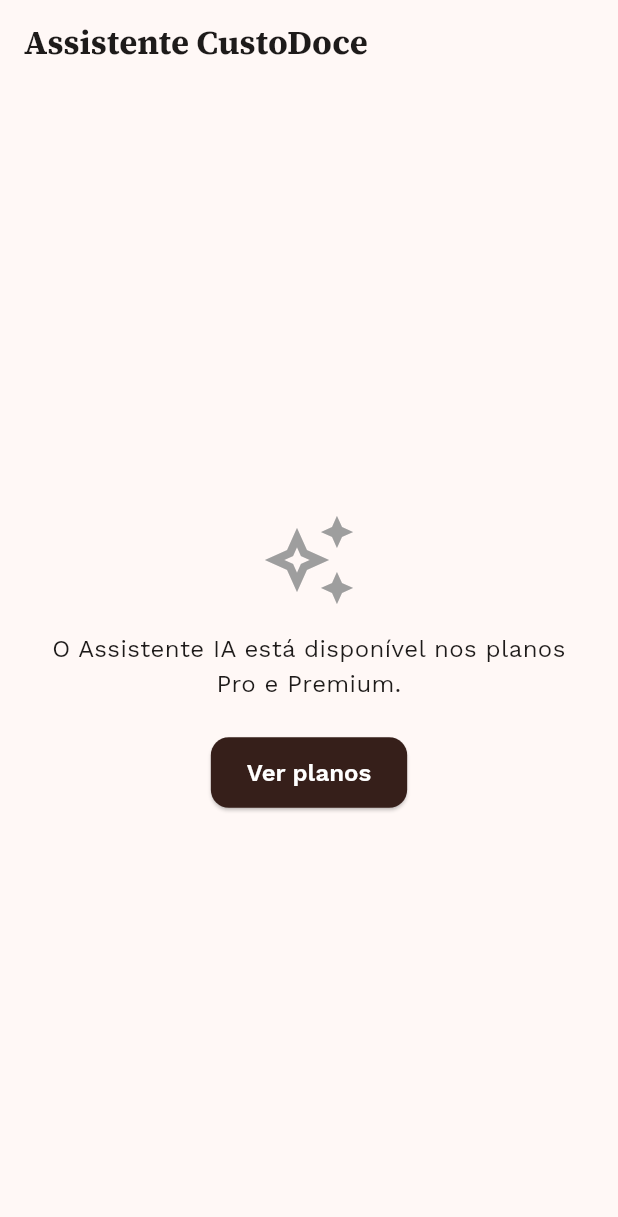
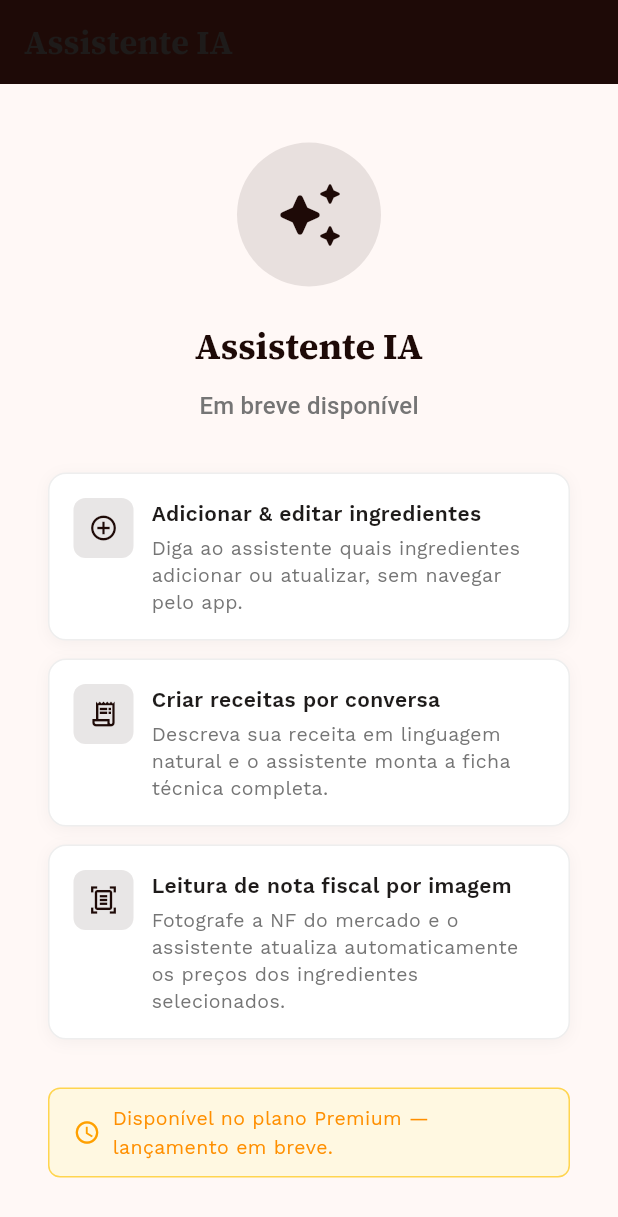
Before and after one commit to WellingtonPereiraLuiz/CustoDoce, a Flutter app: the AiChatScreen screen opened by its route, on a phone screen of 412 x 824 dp. Shown: the top 1217 px of the screen. Run offline on Flutter 3.47's test engine with Material 3 defaults, Android fonts, the phone set to English and light mode, and no system bars; our stand-ins replace firebase_auth, firebase_core, flutter_riverpod, go_router, google_fonts, google_generative_ai and 10 more; missing offline and left inert: purchases_flutter, purchases_ui_flutter; accounts and stored records are empty.

Commit message:
fix(ui): apply layout constraints, pick image fix, pdf categories, placeholder ai chat

```diff
--- a/lib/presentation/screens/ai_chat/ai_chat_screen.dart
+++ b/lib/presentation/screens/ai_chat/ai_chat_screen.dart
@@ -1,202 +1,165 @@
-import 'dart:convert';
-import 'dart:io';
+import 'package:flutter/material.dart';
+import 'package:custo_doce/core/theme/app_theme.dart';
 
-import 'package:flutter/material.dart';
-import 'package:flutter_riverpod/flutter_riverpod.dart';
-import 'package:go_router/go_router.dart';
-import 'package:image_picker/image_picker.dart';
-
-import 'package:custo_doce/core/providers/subscription_provider.dart';
-import 'package:custo_doce/core/models/subscription_plan.dart';
-import 'package:custo_doce/core/services/ai_service.dart';
-
-class _ChatMessage {
-  final String text;
-  final bool isUser;
-  final String? imageBase64;
-  final DateTime timestamp;
-
-  _ChatMessage({
-    required this.text,
-    required this.isUser,
-    this.imageBase64,
-    required this.timestamp,
-  });
-}
-
-class AiChatScreen extends ConsumerStatefulWidget {
+class AiChatScreen extends StatelessWidget {
   const AiChatScreen({super.key});
 
   @override
-  ConsumerState<AiChatScreen> createState() => _AiChatScreenState();
-}
-
-class _AiChatScreenState extends ConsumerState<AiChatScreen> {
-  final List<_ChatMessage> _messages = [];
-  final _controller = TextEditingController();
-  bool _isLoading = false;
-
-  Widget _buildUpgradeBanner() => Scaffold(
-        appBar: AppBar(title: const Text('Assistente CustoDoce')),
-        body: Center(
+  Widget build(BuildContext context) {
+    return Scaffold(
+      appBar: AppBar(
+        title: const Text('Assistente IA'),
+        backgroundColor: AppTheme.primaryColor,
+        foregroundColor: Colors.white,
+      ),
+      body: Center(
+        child: ConstrainedBox(
+          constraints: const BoxConstraints(maxWidth: 600),
           child: Padding(
             padding: const EdgeInsets.all(32),
             child: Column(
               mainAxisAlignment: MainAxisAlignment.center,
               children: [
-                const Icon(Icons.auto_awesome_outlined, size: 64, color: Colors.grey),
-                const SizedBox(height: 16),
-                const Text(
-                  'O Assistente IA está disponível nos planos Pro e Premium.',
-                  textAlign: TextAlign.center,
-                  style: TextStyle(fontSize: 16),
+                Container(
+                  width: 96,
+                  height: 96,
+                  decoration: BoxDecoration(
+                    color: AppTheme.primaryColor.withOpacity(0.1),
+                    shape: BoxShape.circle,
+                  ),
+                  child: const Icon(
+                    Icons.auto_awesome_rounded,
+                    size: 48,
+                    color: AppTheme.primaryColor,
+                  ),
                 ),
                 const SizedBox(height: 24),
-                ElevatedButton(
-                  onPressed: () => context.go('/paywall'),
-                  child: const Text('Ver planos'),
+                Text(
+                  'Assistente IA',
+                  style: Theme.of(context).textTheme.headlineSmall?.copyWith(
+                    fontWeight: FontWeight.bold,
+                    color: AppTheme.primaryColor,
+                  ),
+                ),
+                const SizedBox(height: 12),
+                Text(
+                  'Em breve disponível',
+                  style: Theme.of(context).textTheme.titleMedium?.copyWith(
+                    color: Colors.grey[600],
+                  ),
+                ),
+                const SizedBox(height: 32),
+                const _FeatureCard(
+                  icon: Icons.add_circle_outline,
+                  title: 'Adicionar & editar ingredientes',
+                  description: 'Diga ao assistente quais ingredientes adicionar ou atualizar, sem navegar pelo app.',
+                ),
+                const SizedBox(height: 12),
+                const _FeatureCard(
+                  icon: Icons.receipt_long_outlined,
+                  title: 'Criar receitas por conversa',
+                  description: 'Descreva sua receita em linguagem natural e o assistente monta a ficha técnica completa.',
+                ),
+                const SizedBox(height: 12),
+                const _FeatureCard(
+                  icon: Icons.document_scanner_outlined,
+                  title: 'Leitura de nota fiscal por imagem',
+                  description: 'Fotografe a NF do mercado e o assistente atualiza automaticamente os preços dos ingredientes selecionados.',
+                ),
+                const SizedBox(height: 32),
+                Container(
+                  padding: const EdgeInsets.symmetric(horizontal: 16, vertical: 10),
+                  decoration: BoxDecoration(
+                    color: Colors.amber[50],
+                    borderRadius: BorderRadius.circular(8),
+                    border: Border.all(color: Colors.amber[300]!),
+                  ),
+                  child: Row(
+                    children: [
+                      Icon(Icons.schedule, color: Colors.amber[700], size: 18),
+                      const SizedBox(width: 8),
+                      Expanded(
+                        child: Text(
+                          'Disponível no plano Premium — lançamento em breve.',
+                          style: TextStyle(
+                            fontSize: 13,
+                            color: Colors.amber[800],
+                          ),
+                        ),
+                      ),
+                    ],
+                  ),
                 ),
               ],
             ),
           ),
         ),
-      );
+      ),
+    );
+  }
+}
 
-  Future<void> _sendMessage([String? imageBase64]) async {
-    final text = _controller.text.trim();
-    if (text.isEmpty && imageBase64 == null) return;
+class _FeatureCard extends StatelessWidget {
+  final IconData icon;
+  final String title;
+  final String description;
 
-    _controller.clear();
-    setState(() {
-      _messages.add(_ChatMessage(
-        text: text.isEmpty ? '[imagem]' : text,
-        isUser: true,
-        imageBase64: imageBase64,
-        timestamp: DateTime.now(),
-      ));
-      _isLoading = true;
-    });
-
-    final ai = ref.read(aiServiceProvider);
-    final response = await ai.sendMessage(text, imageBase64: imageBase64);
-
-    if (mounted) {
-      setState(() {
-        _messages.add(_ChatMessage(
-          text: response,
-          isUser: false,
-          timestamp: DateTime.now(),
-        ));
-        _isLoading = false;
-      });
-    }
-  }
-
-  Future<void> _pickAndSendImage() async {
-    final limits = ref.read(currentPlanProvider);
-
-    if (!limits.hasInvoiceScan) {
-      ScaffoldMessenger.of(context).showSnackBar(
-        const SnackBar(content: Text('Análise de nota fiscal é exclusiva do plano Premium.')),
-      );
-      return;
-    }
-
-    final picker = ImagePicker();
-    final picked = await picker.pickImage(source: ImageSource.gallery, maxWidth: 800);
-    if (picked == null) return;
-
-    final bytes = await File(picked.path).readAsBytes();
-    final base64Img = base64Encode(bytes);
-    await _sendMessage(base64Img);
-  }
+  const _FeatureCard({
+    required this.icon,
+    required this.title,
+    required this.description,
+  });
 
   @override
   Widget build(BuildContext context) {
-    final limits = ref.watch(currentPlanProvider);
-
-    if (!limits.hasChatAi) return _buildUpgradeBanner();
-
-    return Scaffold(
-      appBar: AppBar(
-        title: const Text('Assistente CustoDoce'),
-        actions: const [
-          Icon(Icons.auto_awesome_rounded),
-          SizedBox(width: 16),
+    return Container(
+      padding: const EdgeInsets.all(16),
+      decoration: BoxDecoration(
+        color: Colors.white,
+        borderRadius: BorderRadius.circular(12),
+        border: Border.all(color: Colors.grey[200]!),
+        boxShadow: [
+          BoxShadow(
+            color: Colors.black.withOpacity(0.04),
+            blurRadius: 8,
+            offset: const Offset(0, 2),
+          ),
         ],
       ),
-      body: Column(
+      child: Row(
+        crossAxisAlignment: CrossAxisAlignment.start,
         children: [
+          Container(
+            width: 40,
+            height: 40,
+            decoration: BoxDecoration(
+              color: AppTheme.primaryColor.withOpacity(0.1),
+              borderRadius: BorderRadius.circular(8),
+            ),
+            child: Icon(icon, color: AppTheme.primaryColor, size: 20),
+          ),
+          const SizedBox(width: 12),
           Expanded(
-            child: ListView.builder(
-              padding: const EdgeInsets.all(16),
-              itemCount: _messages.length,
-              itemBuilder: (context, index) {
-                final msg = _messages[index];
-                return Align(
-                  alignment: msg.isUser ? Alignment.centerRight : Alignment.centerLeft,
-                  child: Container(
-                    margin: const EdgeInsets.symmetric(vertical: 4),
-                    padding: const EdgeInsets.all(12),
-                    constraints: BoxConstraints(maxWidth: MediaQuery.of(context).size.width * 0.75),
-                    decoration: BoxDecoration(
-                      color: msg.isUser
-                          ? Theme.of(context).colorScheme.primary
-                          : Theme.of(context).colorScheme.surfaceContainerHighest,
-                      borderRadius: BorderRadius.circular(16),
-                    ),
-                    child: Text(
-                      msg.text,
-                      style: TextStyle(
-                        color: msg.isUser ? Theme.of(context).colorScheme.onPrimary : null,
-                      ),
-                    ),
+            child: Column(
+              crossAxisAlignment: CrossAxisAlignment.start,
+              children: [
+                Text(
+                  title,
+                  style: const TextStyle(
+                    fontWeight: FontWeight.w600,
+                    fontSize: 14,
                   ),
-                );
-              },
-            ),
-          ),
-          if (_isLoading)
-            const Padding(
-              padding: EdgeInsets.all(8.0),
-              child: CircularProgressIndicator(),
-            ),
-          SafeArea(
-            child: Padding(
-              padding: const EdgeInsets.all(8.0),
-              child: Row(
-                children: [
-                  Expanded(
-                    child: TextField(
-                      controller: _controller,
-                      decoration: InputDecoration(
-                        hintText: 'Digite sua mensagem...',
-                        border: OutlineInputBorder(borderRadius: BorderRadius.circular(24)),
-                        contentPadding: const EdgeInsets.symmetric(horizontal: 16),
-                      ),
-                      onSubmitted: (_) => _sendMessage(),
-                    ),
+                ),
+                const SizedBox(height: 4),
+                Text(
+                  description,
+                  style: TextStyle(
+                    fontSize: 13,
+                    color: Colors.grey[600],
+                    height: 1.4,
                   ),
-                  if (limits.hasInvoiceScan)
-                    IconButton(
-                      icon: const Icon(Icons.camera_alt),
-                      onPressed: _pickAndSendImage,
-                    )
-                  else
-                    IconButton(
-                      icon: const Icon(Icons.camera_alt, color: Colors.grey),
-                      onPressed: () {
-                        ScaffoldMessenger.of(context).showSnackBar(
-                          const SnackBar(content: Text('Análise de nota fiscal é exclusiva do plano Premium.')),
-                        );
-                      },
-                    ),
-                  IconButton(
-                    icon: const Icon(Icons.send),
-                    onPressed: _sendMessage,
-                  ),
-                ],
-              ),
+                ),
+              ],
             ),
           ),
         ],
--- a/lib/presentation/screens/home/home_screen.dart
+++ b/lib/presentation/screens/home/home_screen.dart
@@ -27,7 +27,7 @@ class HomeScreen extends ConsumerWidget {
       appBar: AppBar(
         title: const Text('CustoDoce'),
       ),
-      body: Stack(
+      body: Center(child: ConstrainedBox(constraints: const BoxConstraints(maxWidth: 600), child: Stack(
         children: [
           // Decorating Background Glows
           Positioned(
@@ -137,7 +137,7 @@ class HomeScreen extends ConsumerWidget {
           ),
           ),
         ],
-      ),
+      ))),
       floatingActionButton: FloatingActionButton.extended(
         onPressed: () {
           if (isPro) {
--- a/lib/presentation/screens/ingredient_manager/ingredient_manager_screen.dart
+++ b/lib/presentation/screens/ingredient_manager/ingredient_manager_screen.dart
@@ -26,7 +26,7 @@ class IngredientManagerScreen extends ConsumerWidget {
           onPressed: () => Navigator.of(context).pop(),
         ),
       ),
-      body: ingredientsAsync.when(
+      body: Center(child: ConstrainedBox(constraints: const BoxConstraints(maxWidth: 600), child: ingredientsAsync.when(
         loading: () => const Center(
             child: CircularProgressIndicator(color: AppTheme.primaryColor)),
         error: (e, _) => Center(child: Text('Erro: $e')),
@@ -135,7 +135,7 @@ class IngredientManagerScreen extends ConsumerWidget {
             ),
           );
         },
-      ),
+      ))),
       floatingActionButton: FloatingActionButton.extended(
         heroTag: 'fab_ingredient',
         onPressed: () {
--- a/lib/presentation/screens/paywall/paywall_screen.dart
+++ b/lib/presentation/screens/paywall/paywall_screen.dart
@@ -37,7 +37,7 @@ class _PaywallScreenState extends ConsumerState<PaywallScreen> {
       return const _WebPlanSelector();
     }
     return Scaffold(
-      body: SafeArea(
+      body: Center(child: ConstrainedBox(constraints: const BoxConstraints(maxWidth: 600), child: SafeArea(
         child: PaywallView(
           onPurchaseCompleted: (customerInfo, storeTransaction) {
             ref.read(subscriptionNotifierProvider.notifier).checkStatus();
@@ -63,7 +63,7 @@ class _PaywallScreenState extends ConsumerState<PaywallScreen> {
             }
           },
         ),
-      ),
+      ))),
     );
   }
 }
--- a/lib/presentation/screens/recipe/recipe_detail_screen.dart
+++ b/lib/presentation/screens/recipe/recipe_detail_screen.dart
@@ -16,7 +16,7 @@ class RecipeDetailScreen extends ConsumerWidget {
     final currencyFormat = NumberFormat.currency(locale: 'pt_BR', symbol: 'R\$');
 
     return recipesAsync.when(
-      loading: () => const Scaffold(body: Center(child: CircularProgressIndicator())),
+      loading: () => Scaffold(body: Center(child: ConstrainedBox(constraints: const BoxConstraints(maxWidth: 600), child: const Center(child: CircularProgressIndicator())))),
       error: (e, _) => Scaffold(body: Center(child: Text('Erro: $e'))),
       data: (recipes) {
         final recipe = recipes.where((r) => r.id == recipeId).firstOrNull;
--- a/lib/presentation/screens/recipe/recipes_screen.dart
+++ b/lib/presentation/screens/recipe/recipes_screen.dart
@@ -19,7 +19,7 @@ class RecipesScreen extends ConsumerWidget {
       appBar: AppBar(
         title: const Text('Receitas'),
       ),
-      body: recipesAsync.when(
+      body: Center(child: ConstrainedBox(constraints: const BoxConstraints(maxWidth: 600), child: recipesAsync.when(
         loading: () => const Center(child: CircularProgressIndicator()),
         error: (e, _) => Center(child: Text('Erro ao carregar receitas: $e')),
         data: (recipes) {
@@ -114,7 +114,7 @@ class RecipesScreen extends ConsumerWidget {
             },
           );
         },
-      ),
+      ))),
       floatingActionButton: FloatingActionButton(
         onPressed: () {
           final plan = ref.read(currentPlanProvider);
--- a/lib/presentation/screens/settings/settings_screen.dart
+++ b/lib/presentation/screens/settings/settings_screen.dart
@@ -32,7 +32,7 @@ class SettingsScreen extends ConsumerWidget {
         title: Text(s.settingsTitle),
         leading: const BackButton(),
       ),
-      body: settingsAsync.when(
+      body: Center(child: ConstrainedBox(constraints: const BoxConstraints(maxWidth: 600), child: settingsAsync.when(
         loading: () => const Center(
           child: CircularProgressIndicator(color: AppTheme.primaryColor),
         ),
@@ -227,7 +227,7 @@ class SettingsScreen extends ConsumerWidget {
             const SizedBox(height: 48),
           ],
         ),
-      ),
+      ))),
     );
   }
 
--- a/lib/presentation/screens/splash/splash_screen.dart
+++ b/lib/presentation/screens/splash/splash_screen.dart
@@ -35,7 +35,7 @@ class _SplashScreenState extends ConsumerState<SplashScreen> {
   Widget build(BuildContext context) {
     return Scaffold(
       backgroundColor: Theme.of(context).scaffoldBackgroundColor,
-      body: Center(
+      body: Center(child: ConstrainedBox(constraints: const BoxConstraints(maxWidth: 600), child: Center(
         child: Column(
           mainAxisAlignment: MainAxisAlignment.center,
           children: [
@@ -71,7 +71,7 @@ class _SplashScreenState extends ConsumerState<SplashScreen> {
             ),
           ],
         ),
-      ),
+      ))),
     );
   }
 }
--- a/pubspec.yaml
+++ b/pubspec.yaml
@@ -52,6 +52,7 @@ dependencies:
   printing: ^5.14.3
   google_generative_ai: ^0.4.7
   screenshot: ^3.0.0
+  path_provider: ^2.1.6
 
 dev_dependencies:
   flutter_test:
```
Also changed, not shown: lib/presentation/screens/digital_menu/digital_menu_screen.dart (+66 -12 lines), lib/presentation/screens/recipe_builder/recipe_builder_screen.dart (+44 -5 lines), firebase.json (added), pubspec.lock, 5 other files.
